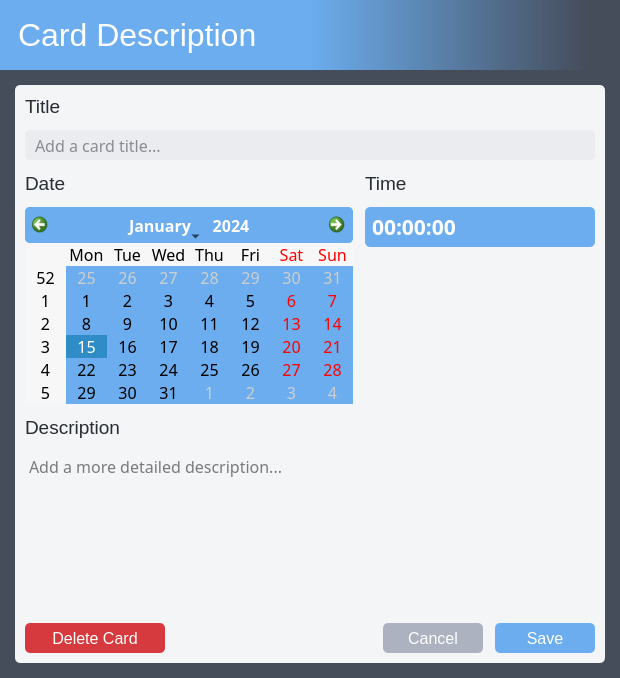
Before: the Qt Designer form src/eisenban/ui/card_description.ui in clockworksspheres/eisenban, drawn with Qt 5.
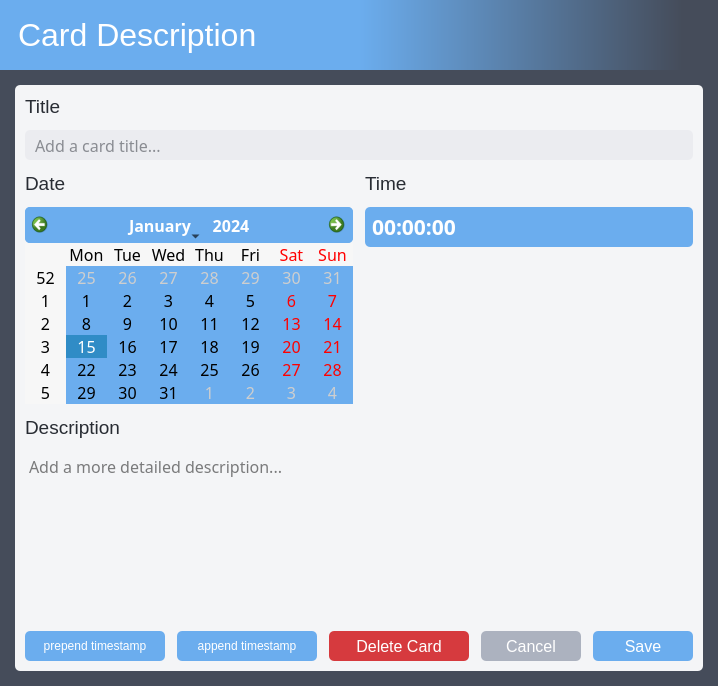
After: the same form once the commit is applied. Icons and pictures are not drawn.

Commit message: added append and prepend timestamp buttons to card - in the process re-processed all the ui files

What changed in the file:
```diff
--- a/src/eisenban/ui/card_description.ui
+++ b/src/eisenban/ui/card_description.ui
@@ -6,8 +6,8 @@
    <rect>
     <x>0</x>
     <y>0</y>
-    <width>620</width>
-    <height>678</height>
+    <width>679</width>
+    <height>686</height>
    </rect>
   </property>
   <property name="windowTitle">
@@ -517,6 +517,297 @@
           </item>
           <item>
            <layout class="QHBoxLayout" name="horizontalLayout">
+            <item>
+             <widget class="QPushButton" name="prependPushButton">
+              <property name="minimumSize">
+               <size>
+                <width>140</width>
+                <height>30</height>
+               </size>
+              </property>
+              <property name="palette">
+               <palette>
+                <active>
+                 <colorrole role="WindowText">
+                  <brush brushstyle="SolidPattern">
+                   <color alpha="255">
+                    <red>255</red>
+                    <green>255</green>
+                    <blue>255</blue>
+                   </color>
+                  </brush>
+                 </colorrole>
+                 <colorrole role="Button">
+                  <brush brushstyle="SolidPattern">
+                   <color alpha="255">
+                    <red>107</red>
+                    <green>173</green>
+                    <blue>238</blue>
+                   </color>
+                  </brush>
+                 </colorrole>
+                 <colorrole role="Text">
+                  <brush brushstyle="SolidPattern">
+                   <color alpha="255">
+                    <red>255</red>
+                    <green>255</green>
+                    <blue>255</blue>
+                   </color>
+                  </brush>
+                 </colorrole>
+                 <colorrole role="ButtonText">
+                  <brush brushstyle="SolidPattern">
+                   <color alpha="255">
+                    <red>255</red>
+                    <green>255</green>
+                    <blue>255</blue>
+                   </color>
+                  </brush>
+                 </colorrole>
+                 <colorrole role="Base">
+                  <brush brushstyle="SolidPattern">
+                   <color alpha="255">
+                    <red>107</red>
+                    <green>173</green>
+                    <blue>238</blue>
+                   </color>
+                  </brush>
+                 </colorrole>
+                 <colorrole role="Window">
+                  <brush brushstyle="SolidPattern">
+                   <color alpha="255">
+                    <red>107</red>
+                    <green>173</green>
+                    <blue>238</blue>
+                   </color>
+                  </brush>
+                 </colorrole>
+                 <colorrole role="Highlight">
+                  <brush brushstyle="SolidPattern">
+                   <color alpha="255">
+                    <red>39</red>
+                    <green>191</green>
+                    <blue>115</blue>
+                   </color>
+                  </brush>
+                 </colorrole>
+                 <colorrole role="PlaceholderText">
+                  <brush brushstyle="SolidPattern">
+                   <color alpha="128">
+                    <red>255</red>
+                    <green>255</green>
+                    <blue>255</blue>
+                   </color>
+                  </brush>
+                 </colorrole>
+                </active>
+                <inactive>
+                 <colorrole role="WindowText">
+                  <brush brushstyle="SolidPattern">
+                   <color alpha="255">
+                    <red>255</red>
+                    <green>255</green>
+                    <blue>255</blue>
+                   </color>
+                  </brush>
+                 </colorrole>
+                 <colorrole role="Button">
+                  <brush brushstyle="SolidPattern">
+                   <color alpha="255">
+                    <red>107</red>
+                    <green>173</green>
+                    <blue>238</blue>
+                   </color>
+                  </brush>
+                 </colorrole>
+                 <colorrole role="Text">
+                  <brush brushstyle="SolidPattern">
+                   <color alpha="255">
+                    <red>255</red>
+                    <green>255</green>
+                    <blue>255</blue>
+                   </color>
+                  </brush>
+                 </colorrole>
+                 <colorrole role="ButtonText">
+                  <brush brushstyle="SolidPattern">
+                   <color alpha="255">
+                    <red>255</red>
+                    <green>255</green>
+                    <blue>255</blue>
+                   </color>
+                  </brush>
+                 </colorrole>
+                 <colorrole role="Base">
+                  <brush brushstyle="SolidPattern">
+                   <color alpha="255">
+                    <red>107</red>
+                    <green>173</green>
+                    <blue>238</blue>
+                   </color>
+                  </brush>
+                 </colorrole>
+                 <colorrole role="Window">
+                  <brush brushstyle="SolidPattern">
+                   <color alpha="255">
+                    <red>107</red>
+                    <green>173</green>
+                    <blue>238</blue>
+                   </color>
+                  </brush>
+                 </colorrole>
+                 <colorrole role="Highlight">
+                  <brush brushstyle="SolidPattern">
+                   <color alpha="255">
+                    <red>39</red>
+                    <green>191</green>
+                    <blue>115</blue>
+                   </color>
+                  </brush>
+                 </colorrole>
+                 <colorrole role="PlaceholderText">
+                  <brush brushstyle="SolidPattern">
+                   <color alpha="128">
+                    <red>255</red>
+                    <green>255</green>
+                    <blue>255</blue>
+                   </color>
+                  </brush>
+                 </colorrole>
+                </inactive>
+                <disabled>
+                 <colorrole role="WindowText">
+                  <brush brushstyle="SolidPattern">
+                   <color alpha="255">
+                    <red>255</red>
+                    <green>255</green>
+                    <blue>255</blue>
+                   </color>
+                  </brush>
+                 </colorrole>
+                 <colorrole role="Button">
+                  <brush brushstyle="SolidPattern">
+                   <color alpha="255">
+                    <red>107</red>
+                    <green>173</green>
+                    <blue>238</blue>
+                   </color>
+                  </brush>
+                 </colorrole>
+                 <colorrole role="Text">
+                  <brush brushstyle="SolidPattern">
+                   <color alpha="255">
+                    <red>255</red>
+                    <green>255</green>
+                    <blue>255</blue>
+                   </color>
+                  </brush>
+                 </colorrole>
+                 <colorrole role="ButtonText">
+                  <brush brushstyle="SolidPattern">
+                   <color alpha="255">
+                    <red>255</red>
+                    <green>255</green>
+                    <blue>255</blue>
+                   </color>
+                  </brush>
+                 </colorrole>
+                 <colorrole role="Base">
+                  <brush brushstyle="SolidPattern">
+                   <color alpha="255">
+                    <red>107</red>
+                    <green>173</green>
+                    <blue>238</blue>
+                   </color>
+                  </brush>
+                 </colorrole>
+                 <colorrole role="Window">
+                  <brush brushstyle="SolidPattern">
+                   <color alpha="255">
+                    <red>107</red>
+                    <green>173</green>
+                    <blue>238</blue>
+                   </color>
+                  </brush>
+                 </colorrole>
+                 <colorrole role="Highlight">
+                  <brush brushstyle="SolidPattern">
+                   <color alpha="255">
+                    <red>39</red>
+                    <green>191</green>
+                    <blue>115</blue>
+                   </color>
+                  </brush>
+                 </colorrole>
+                 <colorrole role="PlaceholderText">
+                  <brush brushstyle="SolidPattern">
+                   <color alpha="128">
+                    <red>255</red>
+                    <green>255</green>
+                    <blue>255</blue>
+                   </color>
+                  </brush>
+                 </colorrole>
+                </disabled>
+               </palette>
+              </property>
+              <property name="autoFillBackground">
+               <bool>false</bool>
+              </property>
+              <property name="styleSheet">
+               <string notr="true">QPushButton {
+	background-color: #6badee;
+	color: #ffffff;
+	border-radius: 5px
+}
+
+QPushButton:hover {
+	background-color: #5487bb;
+}
+
+QPushButton:focus {
+	border-color: #000000;
+	border-width: 1.5px;
+	border-style: solid;
+}
+</string>
+              </property>
+              <property name="text">
+               <string>prepend timestamp</string>
+              </property>
+             </widget>
+            </item>
+            <item>
+             <widget class="QPushButton" name="appendPushButton">
+              <property name="minimumSize">
+               <size>
+                <width>140</width>
+                <height>30</height>
+               </size>
+              </property>
+              <property name="styleSheet">
+               <string notr="true">QPushButton {
+	background-color: #6badee;
+	color: #ffffff;
+	border-radius: 5px
+}
+
+QPushButton:hover {
+	background-color: #5487bb;
+}
+
+QPushButton:focus {
+	border-color: #000000;
+	border-width: 1.5px;
+	border-style: solid;
+}
+</string>
+              </property>
+              <property name="text">
+               <string>append timestamp</string>
+              </property>
+             </widget>
+            </item>
             <item>
              <widget class="QPushButton" name="btn_delete">
               <property name="sizePolicy">
```
Left out of the diff: 20 changed lines with no effect on the pictures. The commit also changes 7 other files.
